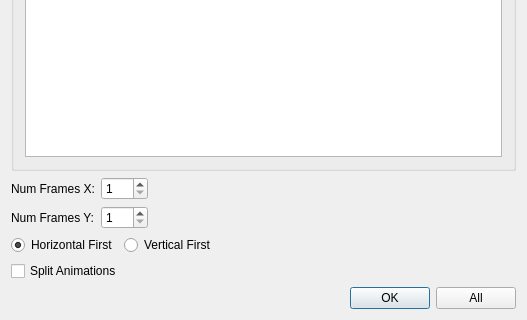
Above: importdialog.ui from meh2481/SpriteSheeter before the change; both pictures show x 0 to 527 and y 138 to 458 of the 527 by 458 pixel window. Below: the same form after it.
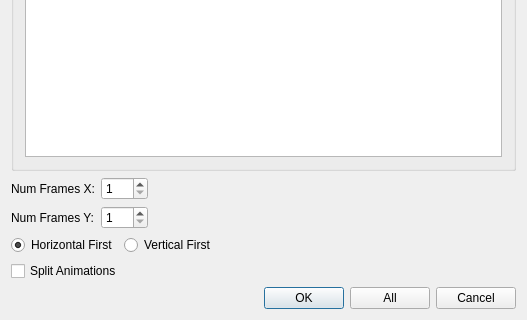
That is the form after the change.

```diff
--- a/importdialog.ui
+++ b/importdialog.ui
@@ -276,6 +276,13 @@
            </property>
           </widget>
          </item>
+         <item>
+          <widget class="QPushButton" name="cancelButton">
+           <property name="text">
+            <string>Cancel</string>
+           </property>
+          </widget>
+         </item>
         </layout>
        </item>
       </layout>
```
